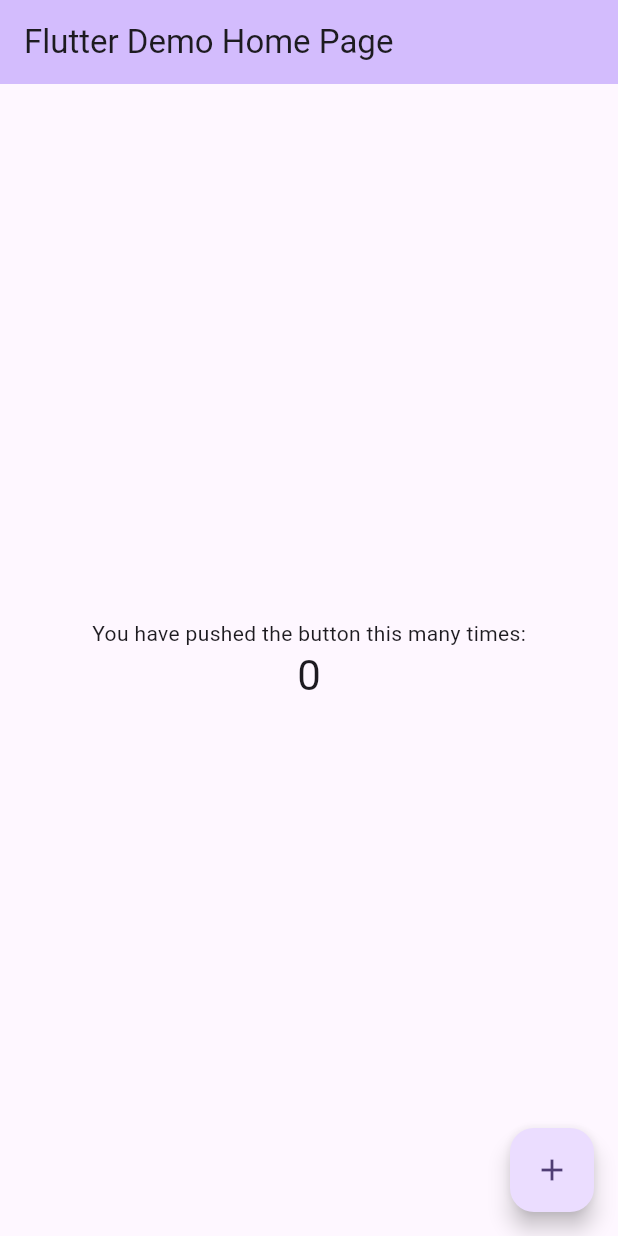
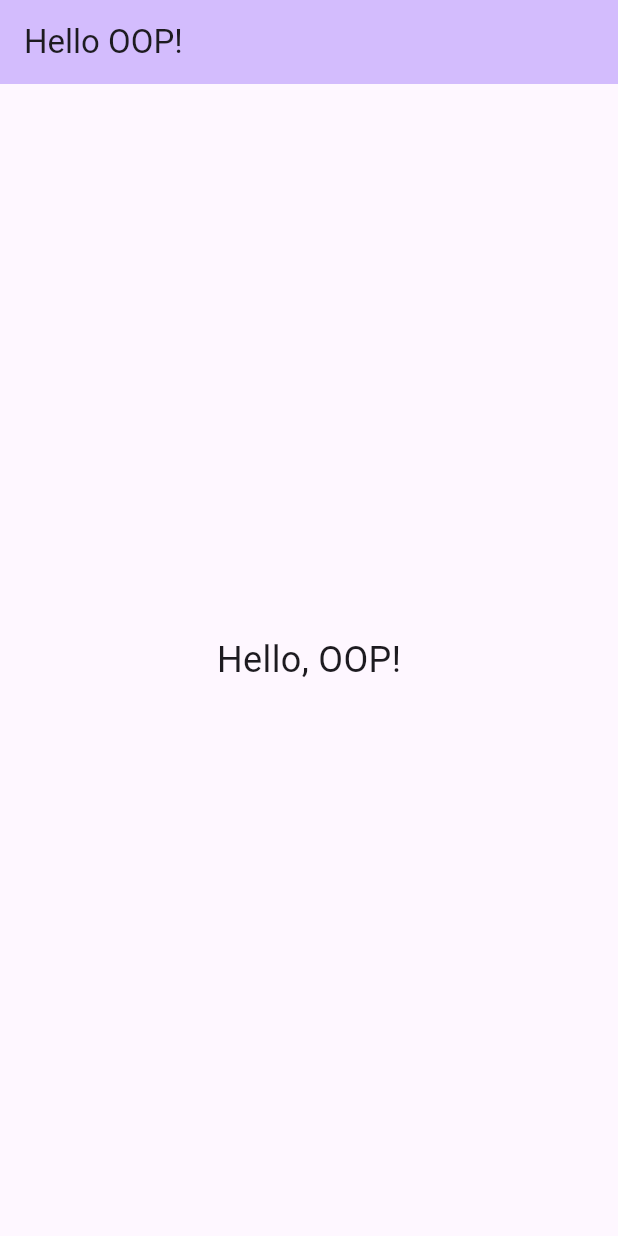
Before and after one commit to Swoooshiii/my_oop_app, a Flutter app: the screen it shows after launch, on a phone screen of 412 x 824 dp. Run offline on Flutter 3.47's test engine with Material 3 defaults, Android fonts, the phone set to English and light mode, and no system bars.

Commit message:
feat(main.dart): add Hello, OOP! centered text

```diff
--- a/lib/main.dart
+++ b/lib/main.dart
@@ -7,119 +7,37 @@ void main() {
 class MyApp extends StatelessWidget {
   const MyApp({super.key});
 
-  // This widget is the root of your application.
   @override
   Widget build(BuildContext context) {
     return MaterialApp(
       title: 'Hello OOP!',
       theme: ThemeData(
-        // This is the theme of your application.
-        //
-        // TRY THIS: Try running your application with "flutter run". You'll see
-        // the application has a purple toolbar. Then, without quitting the app,
-        // try changing the seedColor in the colorScheme below to Colors.green
-        // and then invoke "hot reload" (save your changes or press the "hot
-        // reload" button in a Flutter-supported IDE, or press "r" if you used
-        // the command line to start the app).
-        //
-        // Notice that the counter didn't reset back to zero; the application
-        // state is not lost during the reload. To reset the state, use hot
-        // restart instead.
-        //
-        // This works for code too, not just values: Most code changes can be
-        // tested with just a hot reload.
         colorScheme: ColorScheme.fromSeed(seedColor: Colors.deepPurple),
         useMaterial3: true,
       ),
-      home: const MyHomePage(title: 'Flutter Demo Home Page'),
+      home: const MyHomePage(title: 'Hello OOP!'),
     );
   }
 }
 
-class MyHomePage extends StatefulWidget {
+class MyHomePage extends StatelessWidget {
   const MyHomePage({super.key, required this.title});
-
-  // This widget is the home page of your application. It is stateful, meaning
-  // that it has a State object (defined below) that contains fields that affect
-  // how it looks.
-
-  // This class is the configuration for the state. It holds the values (in this
-  // case the title) provided by the parent (in this case the App widget) and
-  // used by the build method of the State. Fields in a Widget subclass are
-  // always marked "final".
 
   final String title;
 
   @override
-  State<MyHomePage> createState() => _MyHomePageState();
-}
-
-class _MyHomePageState extends State<MyHomePage> {
-  int _counter = 0;
-
-  void _incrementCounter() {
-    setState(() {
-      // This call to setState tells the Flutter framework that something has
-      // changed in this State, which causes it to rerun the build method below
-      // so that the display can reflect the updated values. If we changed
-      // _counter without calling setState(), then the build method would not be
-      // called again, and so nothing would appear to happen.
-      _counter++;
-    });
-  }
-
-  @override
   Widget build(BuildContext context) {
-    // This method is rerun every time setState is called, for instance as done
-    // by the _incrementCounter method above.
-    //
-    // The Flutter framework has been optimized to make rerunning build methods
-    // fast, so that you can just rebuild anything that needs updating rather
-    // than having to individually change instances of widgets.
     return Scaffold(
       appBar: AppBar(
-        // TRY THIS: Try changing the color here to a specific color (to
-        // Colors.amber, perhaps?) and trigger a hot reload to see the AppBar
-        // change color while the other colors stay the same.
         backgroundColor: Theme.of(context).colorScheme.inversePrimary,
-        // Here we take the value from the MyHomePage object that was created by
-        // the App.build method, and use it to set our appbar title.
-        title: Text(widget.title),
+        title: Text(title),
       ),
-      body: Center(
-        // Center is a layout widget. It takes a single child and positions it
-        // in the middle of the parent.
-        child: Column(
-          // Column is also a layout widget. It takes a list of children and
-          // arranges them vertically. By default, it sizes itself to fit its
-          // children horizontally, and tries to be as tall as its parent.
-          //
-          // Column has various properties to control how it sizes itself and
-          // how it positions its children. Here we use mainAxisAlignment to
-          // center the children vertically; the main axis here is the vertical
-          // axis because Columns are vertical (the cross axis would be
-          // horizontal).
-          //
-          // TRY THIS: Invoke "debug painting" (choose the "Toggle Debug Paint"
-          // action in the IDE, or press "p" in the console), to see the
-          // wireframe for each widget.
-          mainAxisAlignment: MainAxisAlignment.center,
-          children: <Widget>[
-            const Text(
-              'You have pushed the button this many times:',
-            ),
-            Text(
-              '$_counter',
-              style: Theme.of(context).textTheme.headlineMedium,
-            ),
-          ],
+      body: const Center(
+        child: Text(
+          'Hello, OOP!',
+          style: TextStyle(fontSize: 24),
         ),
       ),
-      floatingActionButton: FloatingActionButton(
-        onPressed: _incrementCounter,
-        tooltip: 'Increment',
-        child: const Icon(Icons.add),
-      ), // This trailing comma makes auto-formatting nicer for build methods.
     );
   }
 }
```
